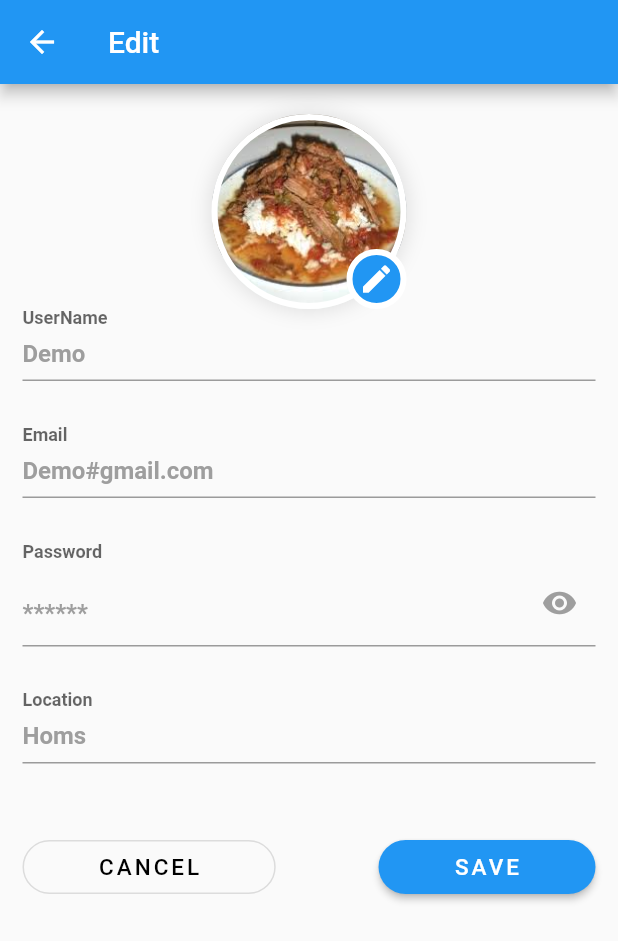
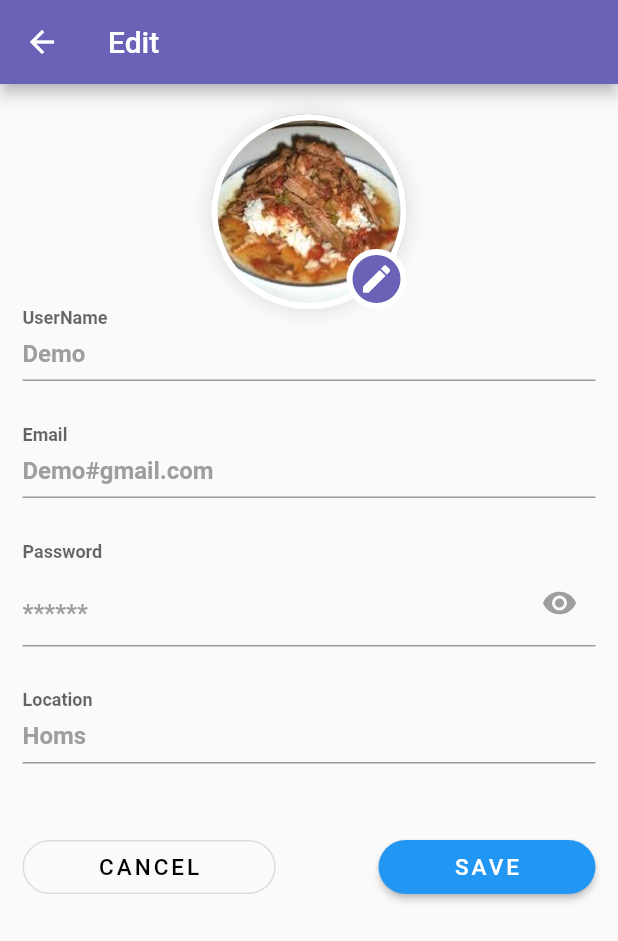
Before and after one commit to Mohammad09Nour/Graduation_Project, a Flutter app: the EditPersonalInfo screen opened directly with empty values, on a phone screen of 412 x 824 dp. Shown: the top 941 px of the screen. Run offline on Flutter 3.47's test engine with Material 2 defaults, Android fonts, the phone set to English and light mode, and no system bars; our stand-ins replace bottom_navy_bar, dropdown_button2, flutter_svg, full_screen_image_null_safe, get, readmore; missing offline and left inert: dart:html, image_picker_web.

Commit message:
before discuss

```diff
--- a/lib/views/edit_personal_info.dart
+++ b/lib/views/edit_personal_info.dart
@@ -1,6 +1,7 @@
 import 'dart:typed_data';
 
 import 'package:flutter/material.dart';
+import 'package:flutter_application_1/constants/constants.dart';
 import 'package:flutter_application_1/controller/profile_controller.dart';
 
 import 'package:image_picker_web/image_picker_web.dart';
@@ -21,6 +22,7 @@ class EditPersonalInfo extends StatelessWidget {
     return Scaffold(
       appBar: AppBar(
         title: const Text("Edit"),
+        backgroundColor: kPrimaryColor,
       ),
       body: Container(
         padding: const EdgeInsets.only(left: 15, top: 20, right: 15),
@@ -64,7 +66,7 @@ class EditPersonalInfo extends StatelessWidget {
                               color: Colors.white,
                               width: 4,
                             ),
-                            color: Colors.blue),
+                            color: kPrimaryColor),
                         child: const Icon(
                           Icons.edit,
                           color: Colors.white,
--- a/lib/views/profil_page.dart
+++ b/lib/views/profil_page.dart
@@ -1,4 +1,5 @@
 import 'package:flutter/material.dart';
+import 'package:flutter_application_1/constants/constants.dart';
 import 'package:flutter_application_1/models/item_info.dart';
 import 'package:flutter_application_1/views/details_page.dart';
 
@@ -23,7 +24,7 @@ class _ProfilePageState extends State<ProfilePage> {
               Container(
                 height: MediaQuery.of(context).size.height * 0.4,
                 width: MediaQuery.of(context).size.width,
-                color: const Color(0xff8BDBD5),
+                color: kPrimaryColor,
               ),
               Positioned(
                 top: 24,
```
